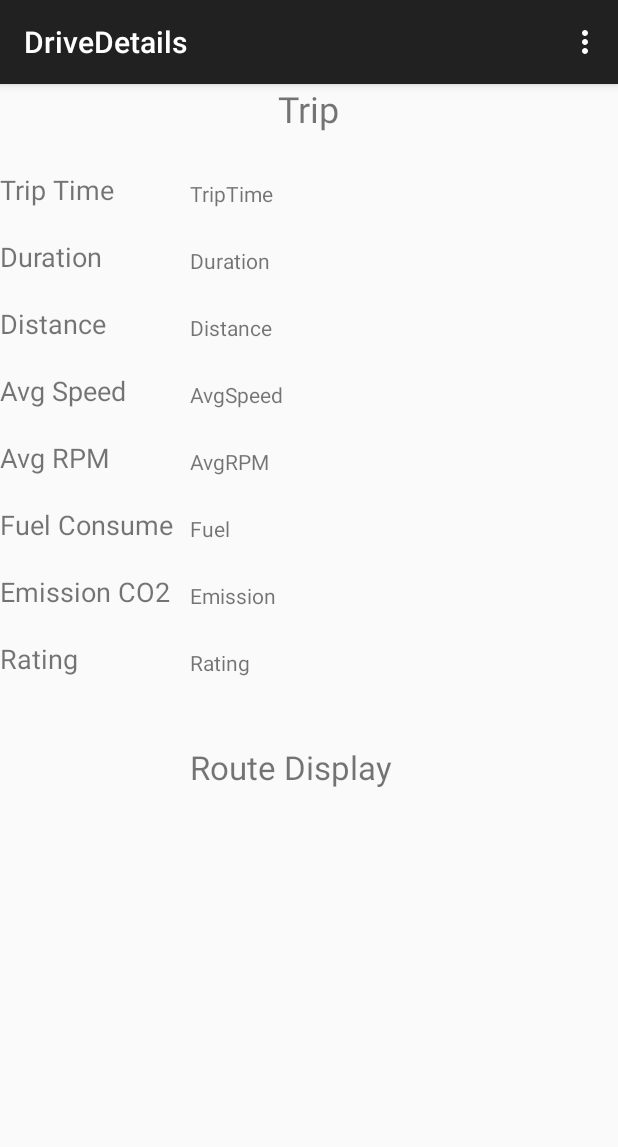
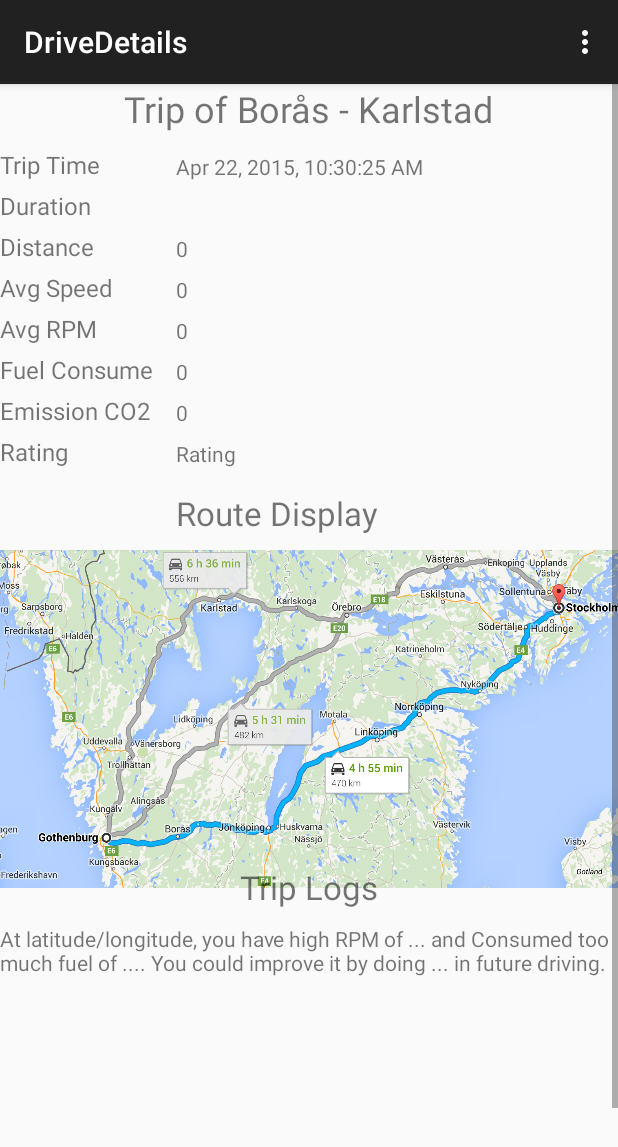
Before and after one commit to MobileMining/Group6-The-minions-EcoDriver, an Android app: the AnalyzeDrives screen opened directly, with no data from a screen before it, after a tap on an icon or button, on a phone screen of 412 x 824 dp. Shown: the top 1147 px of the screen. Run offline under Robolectric (Android 15) with nearby library versions, the phone set to English and light mode, and no system bars; 1 other tap on this screen came first.

Commit message:
Further working on GUI for activity DriveDetails, and parcel data from AnalyzeDrives to DriveDetails.

```diff
--- a/app/src/main/java/SQLiteDatabase/DriveRecord.java
+++ b/app/src/main/java/SQLiteDatabase/DriveRecord.java
@@ -1,10 +1,13 @@
 package SQLiteDatabase;
+
+import android.os.Parcel;
+import android.os.Parcelable;
 
 /**
  * Created by jied on 01/04/15.
  * Tuple of table in database.
  */
-public class DriveRecord implements Comparable<DriveRecord> {
+public class DriveRecord implements Comparable<DriveRecord>, Parcelable {
     private long id;
     private String driveRecord;
     private String startPlace;
@@ -103,4 +106,51 @@ public class DriveRecord implements Comparable<DriveRecord> {
     public String toString(){
         return driveRecord + " " + startPlace + " - " + destination;
     }
+
+    @Override
+    public int describeContents() {
+        return 0;
+    }
+
+    @Override
+    public void writeToParcel(Parcel dest, int flags) {
+        dest.writeLong(id);
+        dest.writeString(driveRecord);
+        dest.writeString(startPlace);
+        dest.writeString(destination);
+        dest.writeLong(distance);
+        dest.writeString(timeDuration);
+        dest.writeLong(avgSpeed);
+        dest.writeLong(avgRPM);
+        dest.writeLong(fuelConsume);
+        dest.writeLong(emissionCO2);
+    }
+
+    DriveRecord(Parcel source){
+        id = source.readLong();
+        driveRecord = source.readString();
+        startPlace = source.readString();
+        destination = source.readString();
+        distance = source.readLong();
+        timeDuration = source.readString();
+        avgSpeed = source.readLong();
+        avgRPM = source.readLong();
+        fuelConsume = source.readLong();
+        emissionCO2 = source.readLong();
+    }
+
+    DriveRecord(){}
+
+    public static final Parcelable.Creator CREATOR = new Parcelable.Creator(){
+
+        @Override
+        public Object createFromParcel(Parcel source) {
+            return new DriveRecord(source);
+        }
+
+        @Override
+        public Object[] newArray(int size) {
+            return new DriveRecord[size];
+        }
+    };
 }
--- a/app/src/main/java/com/aronssondev/andreas/ecodriver/AnalyzeDrives.java
+++ b/app/src/main/java/com/aronssondev/andreas/ecodriver/AnalyzeDrives.java
@@ -33,6 +33,7 @@ public class AnalyzeDrives extends ActionBarActivity {
 
     Set<DriveRecord> mSelectedRecords = new TreeSet<DriveRecord>();
 
+    //Inner class for customized adapter for list view.
     private class DriveRecordAdapter extends ArrayAdapter<DriveRecord>{
         private int resource;
         private LayoutInflater inflater;
@@ -89,24 +90,16 @@ public class AnalyzeDrives extends ActionBarActivity {
         final ListView drivesListView =  (ListView) findViewById(R.id.drivesListView);
         drivesListView.setAdapter(driveRecordAdapter);
 
-     /*   drivesListView.setOnItemClickListener(
-                new AdapterView.OnItemClickListener() {
-                    @Override
-                    public void onItemClick(AdapterView<?> parent, View view, int position, long id) {
-                        String drive = String.valueOf(parent.getItemAtPosition(position));
-                        Toast.makeText(AnalyzeDrives.this, drive, Toast.LENGTH_LONG).show();
-                    }
-              }
-        );
-*/
+        //Trigger activity DriveDetails by clicking item
         drivesListView.setOnItemClickListener(new AdapterView.OnItemClickListener() {
             @Override
-            public void onItemClick(AdapterView<?> parent, View view, int position, long arg3) {
+            public void onItemClick(AdapterView<?> parent, View view, int position, long id) {
                 Intent intent = new Intent(view.getContext(), DriveDetails.class);
+                DriveRecord driveRecord = (DriveRecord) drivesListView.getItemAtPosition(position);
+                intent.putExtra("selectedRecord", driveRecord);
                 startActivityForResult(intent, 0);
             }
         });
-
 
         Button btnAdd = (Button) findViewById(R.id.btnAdd);
         btnAdd.setOnClickListener(new View.OnClickListener(){
--- a/app/src/main/java/com/aronssondev/andreas/ecodriver/DriveDetails.java
+++ b/app/src/main/java/com/aronssondev/andreas/ecodriver/DriveDetails.java
@@ -4,6 +4,9 @@ import android.os.Bundle;
 import android.support.v7.app.ActionBarActivity;
 import android.view.Menu;
 import android.view.MenuItem;
+import android.widget.TextView;
+
+import SQLiteDatabase.DriveRecord;
 
 /**
  * Created by jied on 21/04/15.
@@ -14,6 +17,39 @@ public class DriveDetails extends ActionBarActivity {
     protected void onCreate(Bundle savedInstanceState) {
         super.onCreate(savedInstanceState);
         setContentView(R.layout.activity_drive_details);
+
+        Bundle extras = getIntent().getExtras();
+        if(extras != null){
+            DriveRecord driveRecord = extras.getParcelable("selectedRecord");
+
+            TextView tripTitle = (TextView) findViewById(R.id.textViewTripTitle);
+            tripTitle.setText("Trip of " + driveRecord.getStartPlace() + " - " + driveRecord.getDestination());
+
+            TextView tripTime = (TextView) findViewById(R.id.textViewTT);
+            tripTime.setText(driveRecord.getDriveRecord());
+
+            TextView duration = (TextView) findViewById(R.id.textViewDur);
+            duration.setText(driveRecord.getTimeDuration());
+
+            TextView distance = (TextView) findViewById(R.id.textViewDis);
+            distance.setText(String.valueOf(driveRecord.getDistance()));
+
+            TextView avgSpeed = (TextView) findViewById(R.id.textViewAS);
+            avgSpeed.setText(String.valueOf(driveRecord.getAvgSpeed()));
+
+            TextView avgRPM = (TextView) findViewById(R.id.textViewAR);
+            avgRPM.setText(String.valueOf(driveRecord.getAvgRPM()));
+
+            TextView fuel = (TextView) findViewById(R.id.textViewF);
+            fuel.setText(String.valueOf(driveRecord.getFuelConsume()));
+
+            TextView emission = (TextView) findViewById(R.id.textViewE);
+            emission.setText(String.valueOf(driveRecord.getEmissionCO2()));
+        }
+
+        TextView tripLog = (TextView) findViewById(R.id.textViewTL);
+        tripLog.setText("At latitude/longitude, you have high RPM of ... and Consumed " +
+                "too much fuel of .... You could improve it by doing ... in future driving.");
     }
 
 
--- a/app/src/main/res/layout/activity_drive_details.xml
+++ b/app/src/main/res/layout/activity_drive_details.xml
@@ -1,6 +1,10 @@
 <?xml version="1.0" encoding="utf-8"?>
+<ScrollView xmlns:android="http://schemas.android.com/apk/res/android"
+    android:layout_width="match_parent"
+    android:layout_height="match_parent">
+
     <RelativeLayout xmlns:android="http://schemas.android.com/apk/res/android"
-    android:layout_width="match_parent" android:layout_height="match_parent"
+        android:layout_width="wrap_content" android:layout_height="wrap_content"
         android:id="@+id/driveDetail">
 
         <TextView
@@ -18,10 +22,10 @@
             android:textAppearance="?android:attr/textAppearanceSmall"
             android:text="Trip Time"
             android:id="@+id/textViewTripTime"
-        android:textSize="@dimen/abc_text_size_medium_material"
+            android:textSize="@dimen/abc_text_size_menu_material"
             android:layout_below="@+id/textViewTripTitle"
             android:layout_alignParentStart="true"
-        android:layout_marginTop="25dp" />
+            android:layout_marginTop="10dp" />
 
         <TextView
             android:layout_width="wrap_content"
@@ -37,8 +41,8 @@
             android:layout_height="wrap_content"
             android:text="Duration"
             android:id="@+id/textViewDuration"
-        android:layout_marginTop="20dp"
-        android:textSize="@dimen/abc_text_size_medium_material"
+            android:layout_marginTop="5dp"
+            android:textSize="@dimen/abc_text_size_menu_material"
             android:layout_below="@+id/textViewTripTime"
             android:layout_alignParentStart="true" />
 
@@ -57,8 +61,8 @@
             android:id="@+id/textViewDistance"
             android:layout_below="@+id/textViewDuration"
             android:layout_alignParentStart="true"
-        android:layout_marginTop="20dp"
-        android:textSize="@dimen/abc_text_size_medium_material" />
+            android:layout_marginTop="5dp"
+            android:textSize="@dimen/abc_text_size_menu_material" />
 
         <TextView
             android:layout_width="wrap_content"
@@ -75,8 +79,8 @@
             android:id="@+id/textViewAvgSpeed"
             android:layout_below="@+id/textViewDis"
             android:layout_alignParentStart="true"
-        android:layout_marginTop="20dp"
-        android:textSize="@dimen/abc_text_size_medium_material" />
+            android:layout_marginTop="5dp"
+            android:textSize="@dimen/abc_text_size_menu_material" />
 
         <TextView
             android:layout_width="wrap_content"
@@ -93,8 +97,8 @@
             android:id="@+id/textViewAvgRPM"
             android:layout_below="@+id/textViewAS"
             android:layout_alignParentStart="true"
-        android:layout_marginTop="20dp"
-        android:textSize="@dimen/abc_text_size_medium_material" />
+            android:layout_marginTop="5dp"
+            android:textSize="@dimen/abc_text_size_menu_material" />
 
         <TextView
             android:layout_width="wrap_content"
@@ -111,8 +115,8 @@
             android:id="@+id/textViewFuel"
             android:layout_below="@+id/textViewAvgRPM"
             android:layout_alignParentStart="true"
-        android:layout_marginTop="20dp"
-        android:textSize="@dimen/abc_text_size_medium_material" />
+            android:layout_marginTop="5dp"
+            android:textSize="@dimen/abc_text_size_menu_material" />
 
         <TextView
             android:layout_width="wrap_content"
@@ -129,8 +133,8 @@
             android:id="@+id/textViewEmission"
             android:layout_below="@+id/textViewFuel"
             android:layout_alignParentStart="true"
-        android:layout_marginTop="20dp"
-        android:textSize="@dimen/abc_text_size_medium_material" />
+            android:layout_marginTop="5dp"
+            android:textSize="@dimen/abc_text_size_menu_material" />
 
         <TextView
             android:layout_width="wrap_content"
@@ -147,8 +151,8 @@
             android:id="@+id/textViewRating"
             android:layout_below="@+id/textViewE"
             android:layout_alignParentStart="true"
-        android:layout_marginTop="20dp"
-        android:textSize="@dimen/abc_text_size_medium_material" />
+            android:layout_marginTop="5dp"
+            android:textSize="@dimen/abc_text_size_menu_material" />
 
         <TextView
             android:layout_width="wrap_content"
@@ -163,7 +167,7 @@
             android:layout_height="wrap_content"
             android:text="Route Display"
             android:id="@+id/textViewRouteDisplay"
-        android:layout_marginTop="45dp"
+            android:layout_marginTop="15dp"
             android:textSize="@dimen/abc_text_size_large_material"
             android:layout_below="@+id/textViewR"
             android:layout_alignStart="@+id/textViewR" />
@@ -171,8 +175,33 @@
         <ImageView
             android:layout_width="wrap_content"
             android:layout_height="wrap_content"
+            android:scaleType="fitStart"
             android:id="@+id/imageViewRoute"
-        android:layout_toEndOf="@+id/textViewAS"
-        android:layout_below="@+id/textViewRouteDisplay" />
+            android:src="@mipmap/gothenborg_stockholm"
+            android:layout_below="@+id/textViewRouteDisplay"
+            android:layout_centerHorizontal="true"
+            android:layout_marginTop="10dp" />
+
+        <TextView
+            android:layout_width="wrap_content"
+            android:layout_height="wrap_content"
+            android:text="Trip Logs"
+            android:id="@+id/textViewTripLogs"
+            android:textSize="@dimen/abc_text_size_large_material"
+            android:layout_marginTop="210dp"
+            android:layout_alignTop="@+id/imageViewRoute"
+            android:layout_centerHorizontal="true" />
+
+        <TextView
+            android:layout_width="wrap_content"
+            android:layout_height="wrap_content"
+            android:textAppearance="?android:attr/textAppearanceSmall"
+            android:text="Trip Log"
+            android:id="@+id/textViewTL"
+            android:layout_below="@+id/textViewTripLogs"
+            android:layout_alignParentStart="true"
+            android:layout_marginTop="10dp"/>
 
     </RelativeLayout>
+
+</ScrollView>
```
Also changed, not shown: app/src/main/res/mipmap-hdpi/gothenborg_stockholm.png (added). Lines whose indentation alone changed are shown as unchanged.
